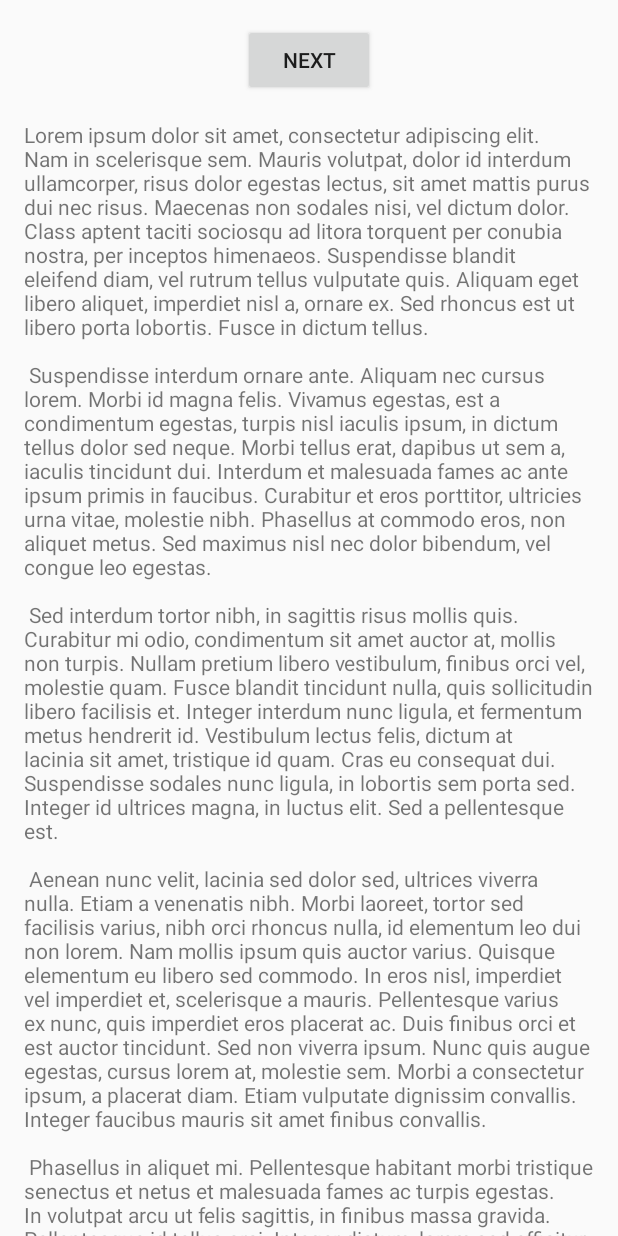
After one commit to LunXBam/PlaymakerPro, an Android app built with Jetpack Compose: the fragment FirstFragment shown on its own in the app's theme, on a phone screen of 412 x 824 dp. The commit adds this screen. Run offline under Robolectric (Android 15) with nearby library versions, the light colour scheme and no system bars.

Commit message:
added basic view activity to allow emulator to launch

```diff
--- a/app/build.gradle.kts
+++ b/app/build.gradle.kts
@@ -74,6 +74,8 @@
     //Required for RecyclerView
     implementation("androidx.recyclerview:recyclerview:1.3.2")
     implementation("com.google.firebase:firebase-firestore:24.10.2")
+    implementation("androidx.navigation:navigation-fragment-ktx:2.7.7")
+    implementation("androidx.navigation:navigation-ui-ktx:2.7.7")
 
     testImplementation("junit:junit:4.13.2")
     androidTestImplementation("androidx.test.ext:junit:1.1.5")
--- /dev/null
+++ b/app/src/main/java/com/example/coaching_app/FirstFragment.kt
@@ -0,0 +1,44 @@
+package com.example.coaching_app
+
+import android.os.Bundle
+import androidx.fragment.app.Fragment
+import android.view.LayoutInflater
+import android.view.View
+import android.view.ViewGroup
+import androidx.navigation.fragment.findNavController
+import com.example.coaching_app.databinding.FragmentFirstBinding
+
+/**
+ * A simple [Fragment] subclass as the default destination in the navigation.
+ */
+class FirstFragment : Fragment() {
+
+    private var _binding: FragmentFirstBinding? = null
+
+    // This property is only valid between onCreateView and
+    // onDestroyView.
+    private val binding get() = _binding!!
+
+    override fun onCreateView(
+        inflater: LayoutInflater, container: ViewGroup?,
+        savedInstanceState: Bundle?
+    ): View? {
+
+        _binding = FragmentFirstBinding.inflate(inflater, container, false)
+        return binding.root
+
+    }
+
+    override fun onViewCreated(view: View, savedInstanceState: Bundle?) {
+        super.onViewCreated(view, savedInstanceState)
+
+        binding.buttonFirst.setOnClickListener {
+            findNavController().navigate(R.id.action_FirstFragment_to_SecondFragment)
+        }
+    }
+
+    override fun onDestroyView() {
+        super.onDestroyView()
+        _binding = null
+    }
+}
--- /dev/null
+++ b/app/src/main/res/layout/fragment_first.xml
@@ -0,0 +1,35 @@
+<?xml version="1.0" encoding="utf-8"?>
+<androidx.core.widget.NestedScrollView xmlns:android="http://schemas.android.com/apk/res/android"
+    xmlns:app="http://schemas.android.com/apk/res-auto"
+    xmlns:tools="http://schemas.android.com/tools"
+    android:layout_width="match_parent"
+    android:layout_height="match_parent"
+    tools:context=".FirstFragment">
+
+    <androidx.constraintlayout.widget.ConstraintLayout
+        android:layout_width="match_parent"
+        android:layout_height="match_parent"
+        android:padding="16dp">
+
+        <Button
+            android:id="@+id/button_first"
+            android:layout_width="wrap_content"
+            android:layout_height="wrap_content"
+            android:text="@string/next"
+            app:layout_constraintBottom_toTopOf="@id/textview_first"
+            app:layout_constraintEnd_toEndOf="parent"
+            app:layout_constraintStart_toStartOf="parent"
+            app:layout_constraintTop_toTopOf="parent" />
+
+        <TextView
+            android:id="@+id/textview_first"
+            android:layout_width="wrap_content"
+            android:layout_height="wrap_content"
+            android:layout_marginTop="16dp"
+            android:text="@string/lorem_ipsum"
+            app:layout_constraintBottom_toBottomOf="parent"
+            app:layout_constraintEnd_toEndOf="parent"
+            app:layout_constraintStart_toStartOf="parent"
+            app:layout_constraintTop_toBottomOf="@id/button_first" />
+    </androidx.constraintlayout.widget.ConstraintLayout>
+</androidx.core.widget.NestedScrollView>
--- a/app/src/main/res/values/strings.xml
+++ b/app/src/main/res/values/strings.xml
@@ -41,5 +41,48 @@
         <item>Defender</item>
         <item>Midfielder</item>
     </string-array>
+    <string name="title_activity_main2">MainActivity2</string>
+    <!-- Strings used for fragments for navigation -->
+    <string name="first_fragment_label">First Fragment</string>
+    <string name="second_fragment_label">Second Fragment</string>
+    <string name="next">Next</string>
+    <string name="previous">Previous</string>
+
+    <string name="lorem_ipsum">
+        Lorem ipsum dolor sit amet, consectetur adipiscing elit. Nam in scelerisque sem. Mauris
+        volutpat, dolor id interdum ullamcorper, risus dolor egestas lectus, sit amet mattis purus
+        dui nec risus. Maecenas non sodales nisi, vel dictum dolor. Class aptent taciti sociosqu ad
+        litora torquent per conubia nostra, per inceptos himenaeos. Suspendisse blandit eleifend
+        diam, vel rutrum tellus vulputate quis. Aliquam eget libero aliquet, imperdiet nisl a,
+        ornare ex. Sed rhoncus est ut libero porta lobortis. Fusce in dictum tellus.\n\n
+        Suspendisse interdum ornare ante. Aliquam nec cursus lorem. Morbi id magna felis. Vivamus
+        egestas, est a condimentum egestas, turpis nisl iaculis ipsum, in dictum tellus dolor sed
+        neque. Morbi tellus erat, dapibus ut sem a, iaculis tincidunt dui. Interdum et malesuada
+        fames ac ante ipsum primis in faucibus. Curabitur et eros porttitor, ultricies urna vitae,
+        molestie nibh. Phasellus at commodo eros, non aliquet metus. Sed maximus nisl nec dolor
+        bibendum, vel congue leo egestas.\n\n
+        Sed interdum tortor nibh, in sagittis risus mollis quis. Curabitur mi odio, condimentum sit
+        amet auctor at, mollis non turpis. Nullam pretium libero vestibulum, finibus orci vel,
+        molestie quam. Fusce blandit tincidunt nulla, quis sollicitudin libero facilisis et. Integer
+        interdum nunc ligula, et fermentum metus hendrerit id. Vestibulum lectus felis, dictum at
+        lacinia sit amet, tristique id quam. Cras eu consequat dui. Suspendisse sodales nunc ligula,
+        in lobortis sem porta sed. Integer id ultrices magna, in luctus elit. Sed a pellentesque
+        est.\n\n
+        Aenean nunc velit, lacinia sed dolor sed, ultrices viverra nulla. Etiam a venenatis nibh.
+        Morbi laoreet, tortor sed facilisis varius, nibh orci rhoncus nulla, id elementum leo dui
+        non lorem. Nam mollis ipsum quis auctor varius. Quisque elementum eu libero sed commodo. In
+        eros nisl, imperdiet vel imperdiet et, scelerisque a mauris. Pellentesque varius ex nunc,
+        quis imperdiet eros placerat ac. Duis finibus orci et est auctor tincidunt. Sed non viverra
+        ipsum. Nunc quis augue egestas, cursus lorem at, molestie sem. Morbi a consectetur ipsum, a
+        placerat diam. Etiam vulputate dignissim convallis. Integer faucibus mauris sit amet finibus
+        convallis.\n\n
+        Phasellus in aliquet mi. Pellentesque habitant morbi tristique senectus et netus et
+        malesuada fames ac turpis egestas. In volutpat arcu ut felis sagittis, in finibus massa
+        gravida. Pellentesque id tellus orci. Integer dictum, lorem sed efficitur ullamcorper,
+        libero justo consectetur ipsum, in mollis nisl ex sed nisl. Donec maximus ullamcorper
+        sodales. Praesent bibendum rhoncus tellus nec feugiat. In a ornare nulla. Donec rhoncus
+        libero vel nunc consequat, quis tincidunt nisl eleifend. Cras bibendum enim a justo luctus
+        vestibulum. Fusce dictum libero quis erat maximus, vitae volutpat diam dignissim.
+    </string>
 
 </resources>
--- a/app/src/main/res/values/themes.xml
+++ b/app/src/main/res/values/themes.xml
@@ -2,4 +2,9 @@
 <resources>
 
     <style name="Theme.Coaching_App" parent="android:Theme.Material.Light.NoActionBar" />
+    <!-- Base application theme. -->
+    <style name="Base.Theme.Coaching_App" parent="Theme.Material3.DayNight.NoActionBar">
+        <!-- Customize your light theme here. -->
+        <!-- <item name="colorPrimary">@color/my_light_primary</item> -->
+    </style>
 </resources>
```
Also changed, not shown: app/src/main/AndroidManifest.xml (+18 -8 lines), app/src/main/java/com/example/coaching_app/MainActivity2.kt (added, +40 -0 lines), app/src/main/java/com/example/coaching_app/SecondFragment.kt (added, +44 -0 lines), app/src/main/res/layout/activity_main.xml (added, +33 -0 lines), app/src/main/res/layout/content_main.xml (added, +19 -0 lines), app/src/main/res/layout/fragment_second.xml (added, +35 -0 lines), app/src/main/res/navigation/nav_graph3.xml (added, +28 -0 lines).
